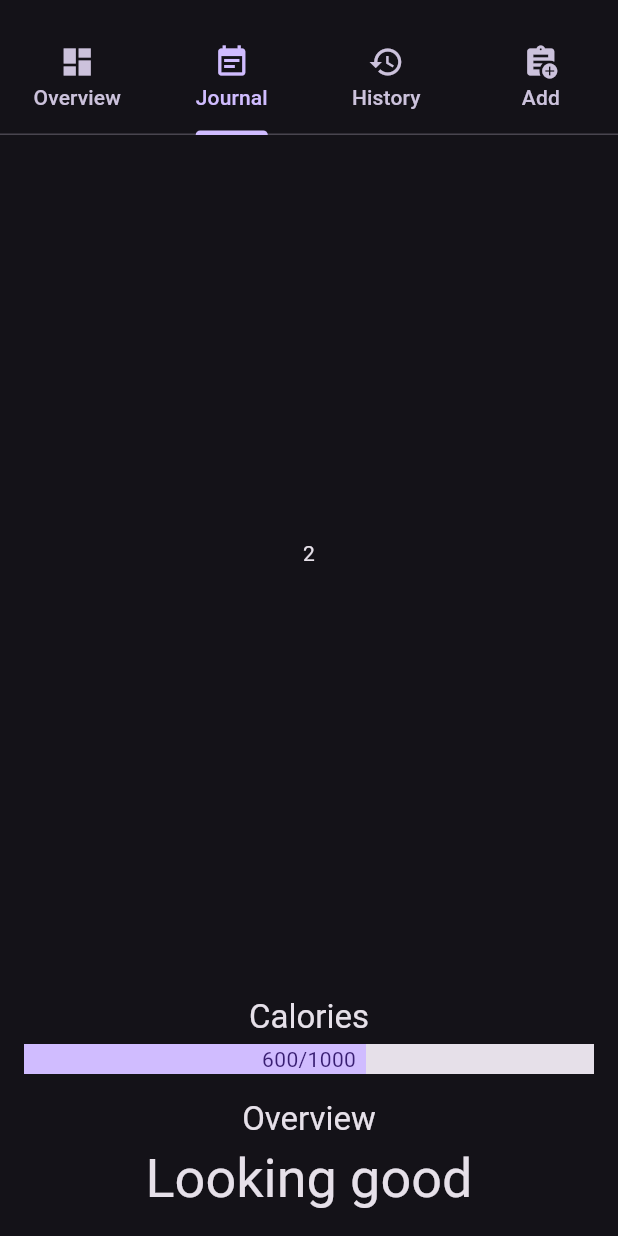
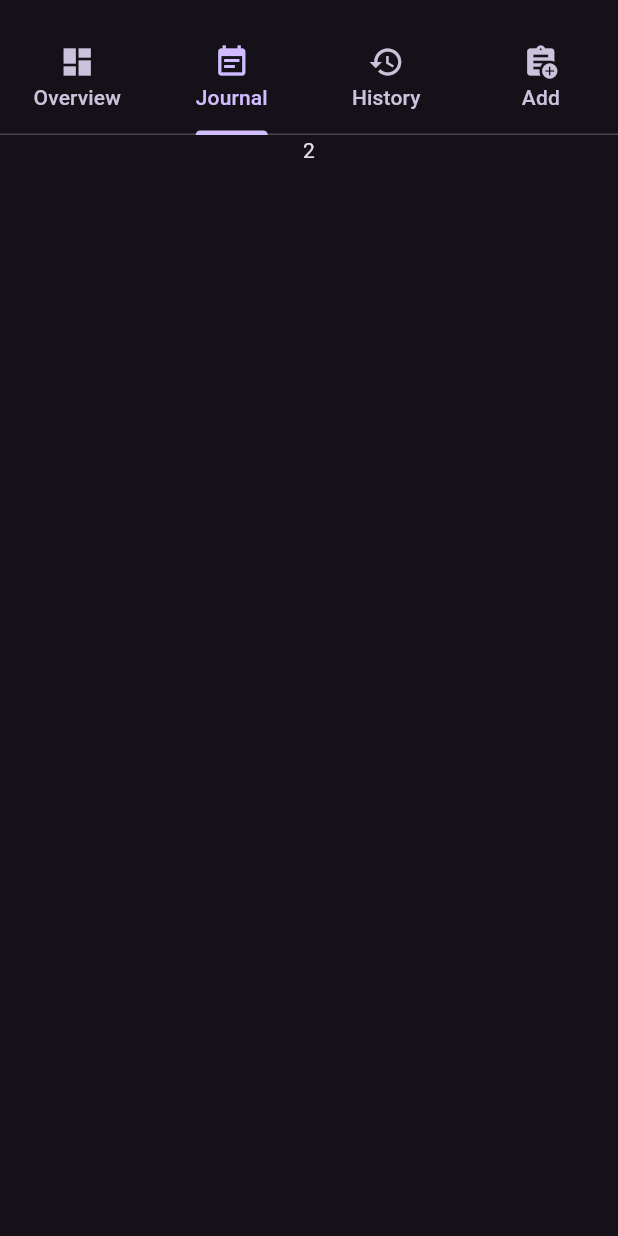
Before and after one commit to IcosagonZ/HealthStat, a Flutter app: the screen it shows after launch, on a phone screen of 412 x 824 dp. Run offline on Flutter 3.47's test engine with Material 3 defaults, Android fonts, the phone set to English and light mode, and no system bars; our stand-ins replace flutter_svg, material_symbols_icons.

Commit message:
Fixed mistake in code, moved bottom overview from main container to overview tab

```diff
--- a/lib/main.dart
+++ b/lib/main.dart
@@ -111,10 +111,13 @@ class _Page_HomeState extends State<Page_Home>
                   children:
                   [
                     // Overview tab
-                    Center(child:
-                      Container
+                    Center(child: Column
                       (
-                        padding: EdgeInsets.all(16),
+                        children:
+                        [
+                          Expanded
+                          (
+                            //padding: EdgeInsets.all(16),
                             child: Row
                             (
                               mainAxisAlignment: MainAxisAlignment.spaceBetween,
@@ -230,21 +233,8 @@ class _Page_HomeState extends State<Page_Home>
                               ],
                             ),
                           ),
-                    ),
-                    Center(child:
-                      Text('2')
-                    ),
-                    Center(child:
-                      Text('3')
-                    ),
-                    Center(child:
-                      Text('4')
-                    ),
-                  ],
-                ),
-              ),
 
-              // Bottom section overview
+                          // Overview bottom section
                           Container
                           (
                             margin: EdgeInsets.all(16),
@@ -281,6 +271,82 @@ class _Page_HomeState extends State<Page_Home>
                         ],
                       ),
                     ),
+
+                    // Journal tab
+                    Center(child:
+                      Column
+                      (
+                        children:
+                        [
+                          Text("2"),
+                        ],
+                      )
+                    ),
+
+                    // History tab
+                    Center(child:
+                      Column
+                      (
+                        children:
+                        [
+                          Text("3"),
+                        ],
+                      )
+                    ),
+
+                    // Add data tab
+                    Center(child:
+                     Column
+                      (
+                        children:
+                        [
+                          Text("4"),
+                        ],
+                      )
+                    ),
+                  ],
+                ),
+              ),
+
+              // Bottom section overview
+              /*
+              Container
+              (
+                margin: EdgeInsets.all(16),
+
+                child: Column
+                (
+                  children: [
+                    Text("Calories", style: style_titlelarge),
+                    SizedBox(height: 4),
+
+                    // Progress bar: Stackover flow answer
+                    Stack(
+                      children: <Widget>[
+                        SizedBox(
+                          height: 20,
+                          child: LinearProgressIndicator(
+                            value: 0.6,
+                            backgroundColor: color_background,
+                            valueColor: AlwaysStoppedAnimation<Color>(color_primary),
+                          ),
+                        ),
+                        Align(child: Text("600/1000", style: TextStyle(color: color_onprimary)), alignment: Alignment.topCenter,),
+                      ],
+                    ),
+
+                    SizedBox(height: 16),
+
+                    Text("Overview", style: style_titlelarge),
+                    SizedBox(height: 4),
+                    Text("Looking good", style: style_displaysmall),
+                  ],
+                ),
+              ),
+              */
+            ],
+          ),
+        ),
       ),
     );
   }
```
Lines whose indentation alone changed are shown as unchanged.
